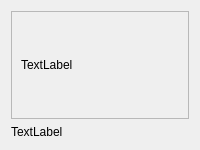
Qt form App/Client/GUI/Image.ui (Dylan-Davy/Chat-App) before a commit.
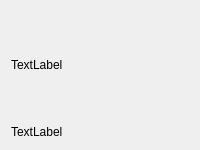
The same form after that commit.

Commit message:
Client can select an image to send
Minor changes to ui files to allow for sender based alignment of images.

Patch:
```diff
--- a/App/Client/GUI/Image.ui
+++ b/App/Client/GUI/Image.ui
@@ -11,7 +11,7 @@
    </rect>
   </property>
   <property name="sizePolicy">
-   <sizepolicy hsizetype="Preferred" vsizetype="Preferred">
+   <sizepolicy hsizetype="Expanding" vsizetype="Preferred">
     <horstretch>0</horstretch>
     <verstretch>0</verstretch>
    </sizepolicy>
@@ -19,7 +19,7 @@
   <property name="maximumSize">
    <size>
     <width>16777215</width>
-    <height>150</height>
+    <height>500</height>
    </size>
   </property>
   <property name="windowTitle">
@@ -27,29 +27,16 @@
   </property>
   <layout class="QVBoxLayout" name="verticalLayout_2">
    <item>
-    <widget class="QScrollArea" name="scrollArea">
-     <property name="widgetResizable">
-      <bool>true</bool>
+    <widget class="QLabel" name="ImageLabel">
+     <property name="sizePolicy">
+      <sizepolicy hsizetype="Expanding" vsizetype="Preferred">
+       <horstretch>0</horstretch>
+       <verstretch>0</verstretch>
+      </sizepolicy>
      </property>
-     <widget class="QWidget" name="scrollAreaWidgetContents">
-      <property name="geometry">
-       <rect>
-        <x>0</x>
-        <y>0</y>
-        <width>180</width>
-        <height>109</height>
-       </rect>
-      </property>
-      <layout class="QVBoxLayout" name="verticalLayout">
-       <item>
-        <widget class="QLabel" name="ImageLabel">
-         <property name="text">
-          <string>TextLabel</string>
-         </property>
-        </widget>
-       </item>
-      </layout>
-     </widget>
+     <property name="text">
+      <string>TextLabel</string>
+     </property>
     </widget>
    </item>
    <item>
```
The commit also changes 5 other files.
